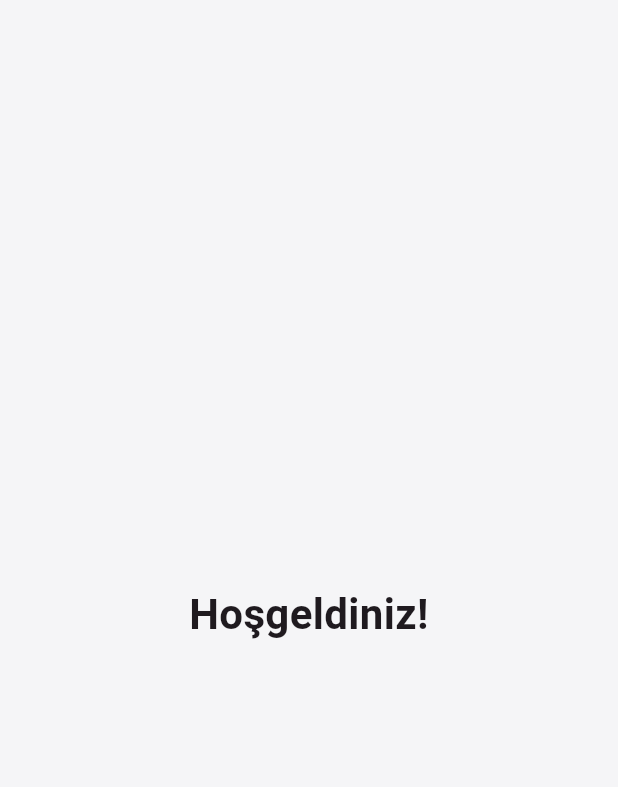
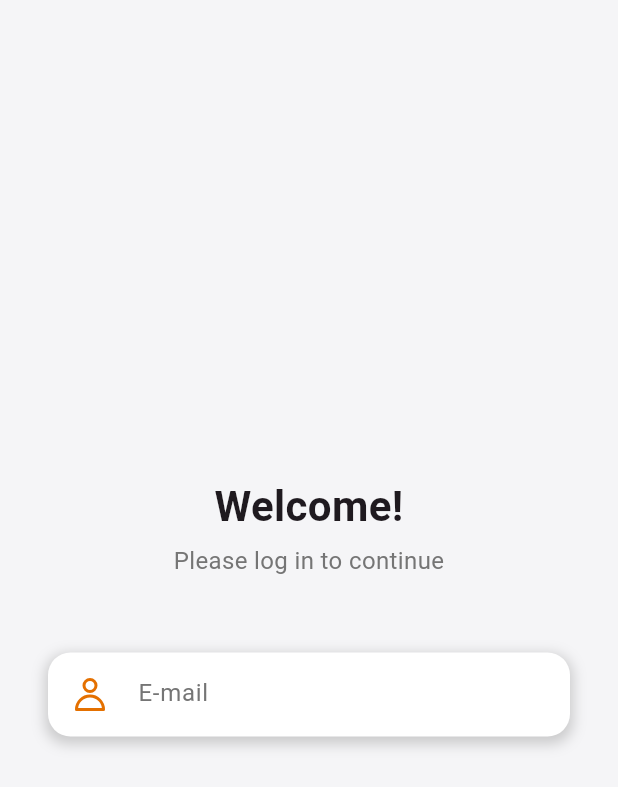
Before and after one commit to idilsg/Big12memorial, a Flutter app: the screen it shows after launch, on a phone screen of 412 x 824 dp. Shown: the top 787 px of the screen. Run offline on Flutter 3.47's test engine with Material 3 defaults, Android fonts, the phone set to English and light mode, and no system bars; our stand-ins replace flutter_svg.

Commit message:
login interface + assets/icons/

```diff
--- a/lib/main.dart
+++ b/lib/main.dart
@@ -21,7 +21,7 @@ class MyApp extends StatelessWidget {
       ),
       useMaterial3: true,
       ),
-      initialRoute:  '/',
+      initialRoute: '/',
       routes: {
         '/': (context) => const LoginPage(),
         '/feed': (context) => const FeedPage(),
--- a/lib/pages/login.dart
+++ b/lib/pages/login.dart
@@ -1,4 +1,5 @@
 import 'package:flutter/material.dart';
+import 'package:flutter_svg/flutter_svg.dart';
 
 class LoginPage extends StatelessWidget {
   const LoginPage({super.key});
@@ -20,7 +21,7 @@ class LoginPage extends StatelessWidget {
               // const SizedBox(height: 24),
               // logo koyduysak bunu commentten çıkar
 
-              const Text("Hoşgeldiniz!",
+              const Text("Welcome!",
                 style: TextStyle(
                   fontSize: 28,
                   fontWeight: FontWeight.bold,
@@ -30,6 +31,54 @@ class LoginPage extends StatelessWidget {
 
               const SizedBox(height: 5),
 
+              Text("Please log in to continue",
+              style: TextStyle(
+                fontSize: 16,
+                color: Colors.grey[600],
+              ),
+              textAlign: TextAlign.center
+              ),
+
+              const SizedBox(height: 50),
+
+              Container(
+                decoration: BoxDecoration(
+                  color: Colors.white,
+                  borderRadius: BorderRadius.circular(15),
+                  boxShadow: [
+                    BoxShadow(
+                      color: Colors.grey.withValues(alpha: 0.5),
+                      spreadRadius: 2,
+                      blurRadius: 7,
+                      offset: const Offset(0, 3),
+                    )
+                  ]
+                ),
+                child: TextField(
+                  decoration: InputDecoration(
+                    prefixIcon: Padding(
+                      padding: const EdgeInsets.all(16.0),
+                      child: SvgPicture.asset(
+                        'assets/icons/usericon.svg',
+                        colorFilter: const ColorFilter.mode(
+                          Color(0xFFE47000),
+                          BlendMode.srcIn
+                          )
+                      )
+                    ),
+                    hintText: 'E-mail',
+                    hintStyle: TextStyle(color: Colors.grey[600]),
+                    border: InputBorder.none,
+                    contentPadding: const EdgeInsets.symmetric(
+                      horizontal: 16,
+                      vertical: 15
+                    )
+                  ),
+                )
+              ),
+
+              const SizedBox(height: 16),
+
 
             ]
           ),
```
Also changed, not shown: pubspec.yaml (+5 -66 lines), assets/icons/usericon.svg (added), pubspec.lock.
